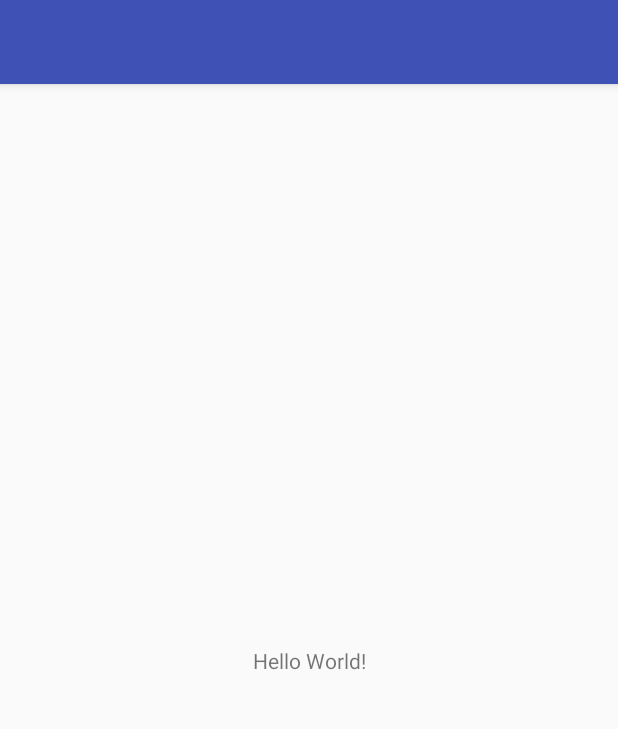
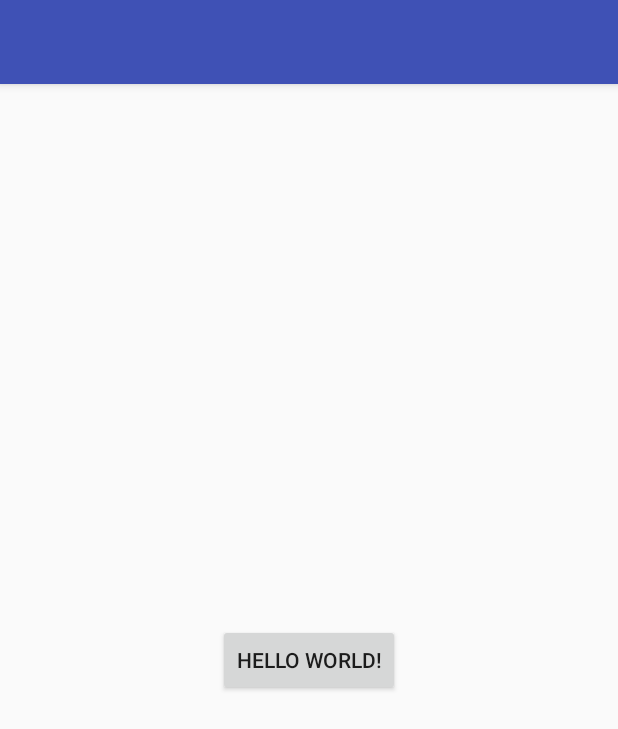
Before and after one commit to yetote/StudyNote, an Android app: the screen it shows after launch (MainActivity), on a phone screen of 412 x 824 dp. Shown: the top 729 px of the screen. Run offline under Robolectric (Android 15) with nearby library versions, the light colour scheme and no system bars; 1 statement that could not run was skipped.

Commit message:
OpenslDemo
分析ndk官方文档中的opensl的使用

```diff
--- a/OpenSLDemo/app/src/main/java/com/example/ether/opensldemo/MainActivity.java
+++ b/OpenSLDemo/app/src/main/java/com/example/ether/opensldemo/MainActivity.java
@@ -2,28 +2,38 @@ package com.example.ether.opensldemo;
 
 import android.support.v7.app.AppCompatActivity;
 import android.os.Bundle;
+import android.util.Log;
+import android.view.View;
+import android.widget.Button;
 import android.widget.TextView;
 
 public class MainActivity extends AppCompatActivity {
 
     // Used to load the 'native-lib' library on application startup.
-    static {
-        System.loadLibrary("native-lib");
-    }
+    private static final String TAG = "MainActivity";
+    private Button btn;
+    private OpenSLTest openSLTest;
 
     @Override
     protected void onCreate(Bundle savedInstanceState) {
         super.onCreate(savedInstanceState);
         setContentView(R.layout.activity_main);
+        openSLTest = new OpenSLTest();
+        final String pcmPath = this.getExternalCacheDir().getPath() + "/test.pcm";
+        Log.e(TAG, "onCreate: " + pcmPath);
+        btn = findViewById(R.id.sample_text);
+        btn.setOnClickListener(new View.OnClickListener() {
+            @Override
+            public void onClick(View v) {
 
-        // Example of a call to a native method
-        TextView tv = (TextView) findViewById(R.id.sample_text);
-        tv.setText(stringFromJNI());
+                openSLTest.play(pcmPath);
+            }
+        });
     }
 
     /**
      * A native method that is implemented by the 'native-lib' native library,
      * which is packaged with this application.
      */
-    public native String stringFromJNI();
+
 }
--- a/OpenSLDemo/app/src/main/java/com/example/ether/opensldemo/OpenSLTest.java
+++ b/OpenSLDemo/app/src/main/java/com/example/ether/opensldemo/OpenSLTest.java
@@ -1,6 +1,11 @@
 package com.example.ether.opensldemo;
 
 public class OpenSLTest {
+    static {
+        System.loadLibrary("native-lib");
+    }
+
     public native int create();
-    public native void play();
+
+    public native void play(String pacPath);
 }
--- a/OpenSLDemo/app/src/main/res/layout/activity_main.xml
+++ b/OpenSLDemo/app/src/main/res/layout/activity_main.xml
@@ -6,7 +6,7 @@
     android:layout_height="match_parent"
     tools:context=".MainActivity">
 
-    <TextView
+    <Button
         android:id="@+id/sample_text"
         android:layout_width="wrap_content"
         android:layout_height="wrap_content"
```
Also changed, not shown: 3 other files.
